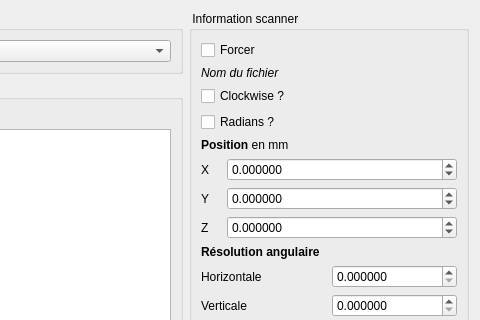
Qt form pluginlvox/mk/view/loadfileconfiguration.ui (computree/computree-plugin-lvox) before a commit; both pictures show x 358 to 838 and y 0 to 320 of the 838 by 580 pixel window.
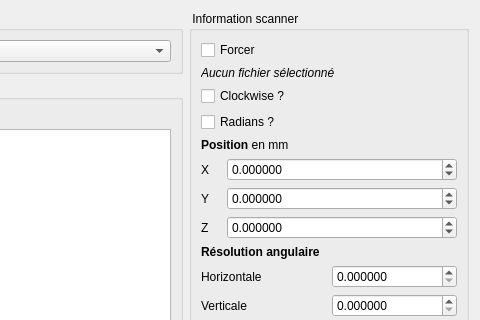
The same form after that commit.

What changed in the file:
```diff
--- a/pluginlvox/mk/view/loadfileconfiguration.ui
+++ b/pluginlvox/mk/view/loadfileconfiguration.ui
@@ -122,7 +122,7 @@
         <item>
          <widget class="QLabel" name="labelFilepath">
           <property name="text">
-           <string>&lt;html&gt;&lt;head/&gt;&lt;body&gt;&lt;p&gt;&lt;span style=&quot; font-style:italic;&quot;&gt;Nom du fichier&lt;/span&gt;&lt;/p&gt;&lt;/body&gt;&lt;/html&gt;</string>
+           <string>&lt;html&gt;&lt;head/&gt;&lt;body&gt;&lt;p&gt;&lt;span style=&quot; font-style:italic;&quot;&gt;Aucun fichier sélectionné&lt;/span&gt;&lt;/p&gt;&lt;/body&gt;&lt;/html&gt;</string>
           </property>
          </widget>
         </item>
```
